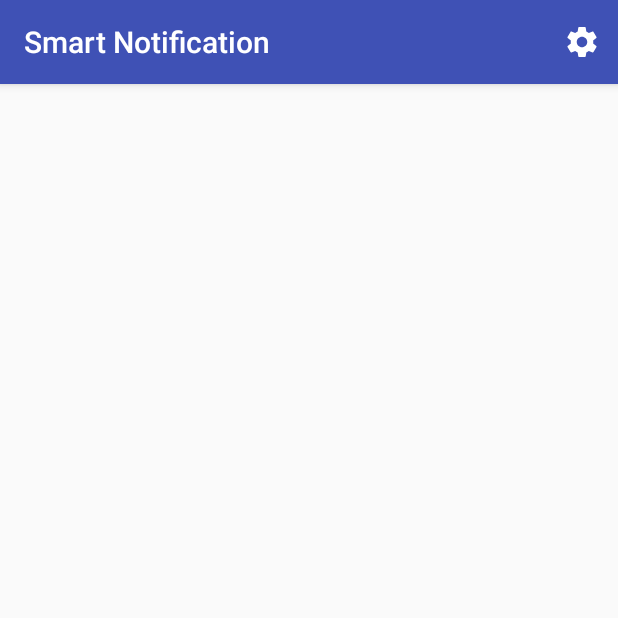
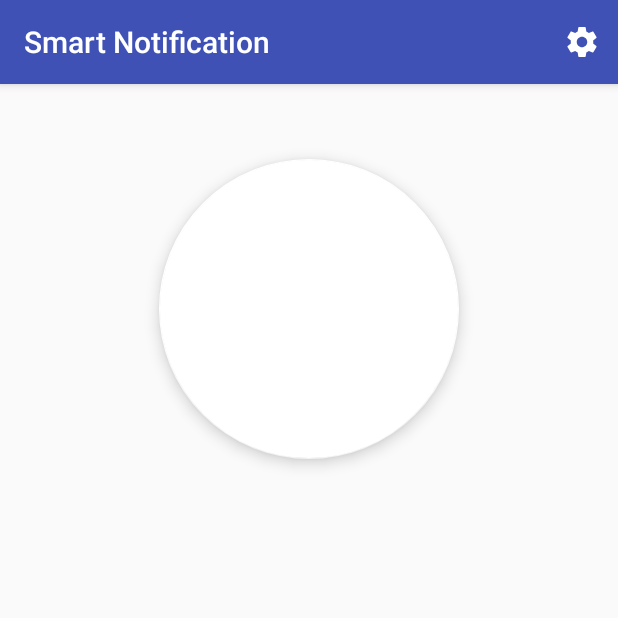
Before and after one commit to aswinputra/SmartNotification, an Android app: the screen it shows after launch (MainActivity), on a phone screen of 412 x 824 dp, the top half of it. Run offline under Robolectric (Android 15) with nearby library versions, the light colour scheme and no system bars.

Commit message:
Added fab and Set up some dimens

```diff
--- a/app/build.gradle
+++ b/app/build.gradle
@@ -20,7 +20,7 @@ android {
 }
 
 dependencies {
-    implementation fileTree(dir: 'libs', include: ['*.jar'])
+    implementation fileTree(include: ['*.jar'], dir: 'libs')
     implementation 'com.android.support:appcompat-v7:26.0.1'
     implementation 'com.android.support.constraint:constraint-layout:1.0.2'
     implementation 'com.android.support:design:26.0.1'
--- a/app/src/main/java/com/kasmartnotification/smartnotification/MainActivity.java
+++ b/app/src/main/java/com/kasmartnotification/smartnotification/MainActivity.java
@@ -15,7 +15,7 @@ public class MainActivity extends AppCompatActivity {
     protected void onCreate(Bundle savedInstanceState) {
         super.onCreate(savedInstanceState);
         setContentView(R.layout.activity_main);
-        Toolbar toolbar = (Toolbar) findViewById(R.id.toolbar);
+        Toolbar toolbar = (Toolbar) findViewById(R.id.activity_main_toolbar);
         setSupportActionBar(toolbar);
 
     }
--- a/app/src/main/res/layout/activity_main.xml
+++ b/app/src/main/res/layout/activity_main.xml
@@ -12,7 +12,7 @@
         android:theme="@style/AppTheme.AppBarOverlay">
 
         <android.support.v7.widget.Toolbar
-            android:id="@+id/toolbar"
+            android:id="@+id/activity_main_toolbar"
             android:layout_width="match_parent"
             android:layout_height="?attr/actionBarSize"
             android:background="?attr/colorPrimary"
--- a/app/src/main/res/layout/content_main.xml
+++ b/app/src/main/res/layout/content_main.xml
@@ -9,5 +9,15 @@
     tools:showIn="@layout/activity_main">
 
 
-
+    <android.support.design.widget.FloatingActionButton
+        android:id="@+id/activity_main_floatingActionButton"
+        android:layout_width="@dimen/smart_notification_width"
+        android:layout_height="@dimen/smart_notification_height"
+        android:layout_marginEnd="8dp"
+        android:layout_marginStart="8dp"
+        android:layout_marginTop="@dimen/smart_notification_top_margin"
+        app:layout_constraintEnd_toEndOf="parent"
+        app:layout_constraintStart_toStartOf="parent"
+        app:layout_constraintTop_toTopOf="parent"
+        app:backgroundTint="@android:color/background_light"/>
 </android.support.constraint.ConstraintLayout>
--- a/app/src/main/res/values/dimens.xml
+++ b/app/src/main/res/values/dimens.xml
@@ -1,3 +1,7 @@
 <resources>
     <dimen name="fab_margin">16dp</dimen>
+
+    <dimen name="smart_notification_top_margin">50dp</dimen>
+    <dimen name="smart_notification_height">200dp</dimen>
+    <dimen name="smart_notification_width">@dimen/smart_notification_height</dimen>
 </resources>
```
